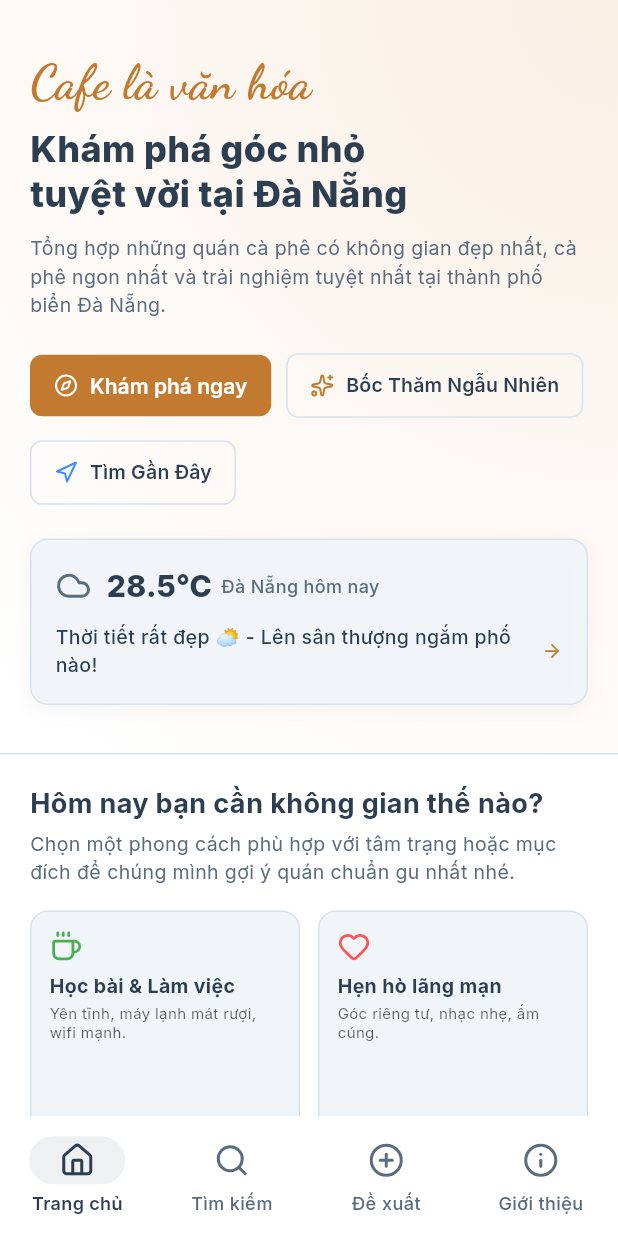
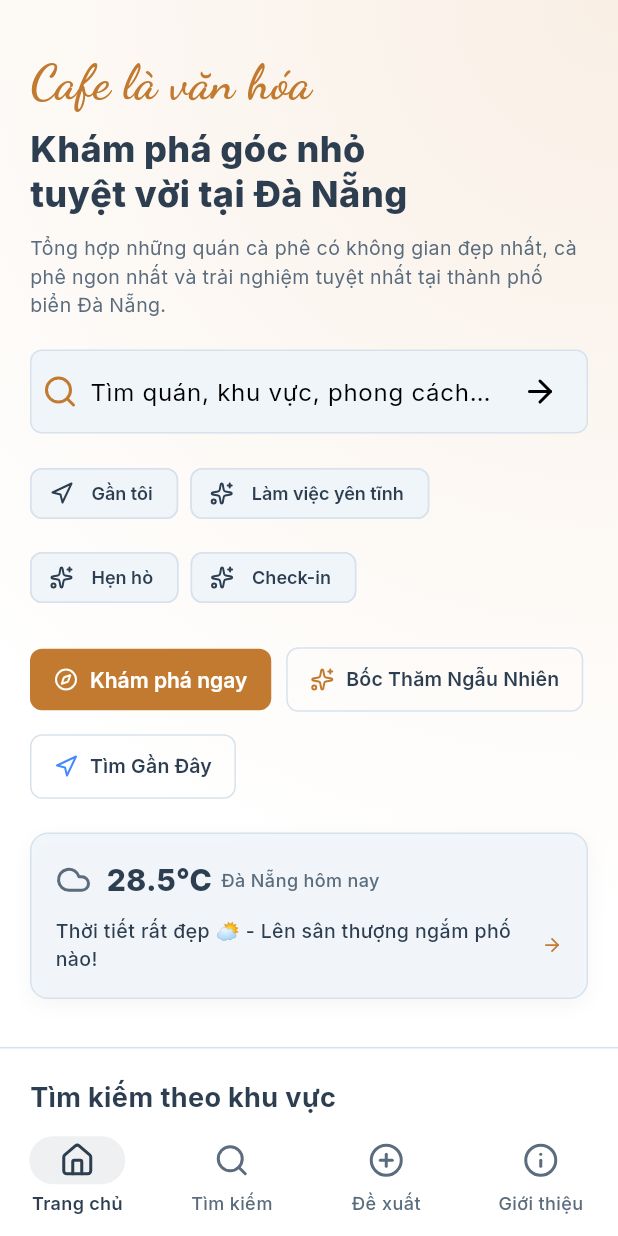
Before and after one commit to thuanvdh/coffee-recommender, a Flutter app: the screen it shows after launch, on a phone screen of 412 x 824 dp. Run offline on Flutter 3.47's test engine with Material 3 defaults, Android fonts, the light colour scheme and no system bars; our stand-ins replace cached_network_image, dio, flutter_lucide, flutter_riverpod, freezed_annotation, geolocator and 4 more; network calls fail.

Commit message:
feat: add search-led discovery home

```diff
--- a/lib/core/router/app_router.dart
+++ b/lib/core/router/app_router.dart
@@ -1,10 +1,10 @@
 import 'package:coffee_recommender/features/home/presentation/screens/home_screen.dart';
 import 'package:coffee_recommender/features/navigation/presentation/main_shell.dart';
+import 'package:coffee_recommender/features/search/domain/models/search_intent.dart';
 import 'package:coffee_recommender/features/search/presentation/screens/search_screen.dart';
 import 'package:coffee_recommender/features/search/presentation/screens/shop_detail_screen.dart';
 import 'package:coffee_recommender/features/suggest/presentation/screens/suggest_screen.dart';
 import 'package:coffee_recommender/features/about/presentation/screens/about_screen.dart';
-import 'package:flutter/material.dart';
 import 'package:go_router/go_router.dart';
 
 final appRouter = GoRouter(
@@ -37,7 +37,12 @@ final appRouter = GoRouter(
         ),
         GoRoute(
           path: '/search',
-          builder: (context, state) => const SearchScreen(),
+          builder: (context, state) {
+            final intent = state.extra is SearchIntent
+                ? state.extra! as SearchIntent
+                : SearchIntent();
+            return SearchScreen(initialIntent: intent);
+          },
         ),
         GoRoute(
           path: '/suggest',
--- /dev/null
+++ b/lib/features/discovery/domain/discovery_intents.dart
@@ -0,0 +1,44 @@
+import 'package:coffee_recommender/features/search/domain/models/search_intent.dart';
+
+class DiscoveryPreset {
+  DiscoveryPreset({
+    required this.id,
+    required this.label,
+    required this.intent,
+  });
+
+  final String id;
+  final String label;
+  final SearchIntent intent;
+}
+
+class DiscoveryIntents {
+  DiscoveryIntents._();
+
+  static List<DiscoveryPreset> get presets => [
+        DiscoveryPreset(
+          id: 'near_me',
+          label: 'Gần tôi',
+          intent: SearchIntent(nearMe: true),
+        ),
+        DiscoveryPreset(
+          id: 'work_quiet_aircon',
+          label: 'Làm việc yên tĩnh',
+          intent: SearchIntent(
+            purposeTags: ['Làm việc'],
+            spaceTags: ['Yên tĩnh'],
+            amenityTags: ['Máy lạnh'],
+          ),
+        ),
+        DiscoveryPreset(
+          id: 'date_night',
+          label: 'Hẹn hò',
+          intent: SearchIntent(purposeTags: ['Hẹn hò']),
+        ),
+        DiscoveryPreset(
+          id: 'check_in',
+          label: 'Check-in',
+          intent: SearchIntent(purposeTags: ['Check-in']),
+        ),
+      ];
+}
--- /dev/null
+++ b/lib/features/discovery/presentation/controllers/discovery_controller.dart
@@ -0,0 +1,19 @@
+import 'package:coffee_recommender/features/discovery/domain/discovery_intents.dart';
+import 'package:coffee_recommender/features/search/domain/models/search_intent.dart';
+
+class DiscoveryController {
+  DiscoveryController({
+    List<DiscoveryPreset>? presets,
+  }) : presets = presets ?? DiscoveryIntents.presets;
+
+  final List<DiscoveryPreset> presets;
+
+  SearchIntent? intentFor(String presetId) {
+    for (final preset in presets) {
+      if (preset.id == presetId) {
+        return preset.intent;
+      }
+    }
+    return null;
+  }
+}
--- a/lib/features/home/presentation/screens/home_screen.dart
+++ b/lib/features/home/presentation/screens/home_screen.dart
@@ -8,7 +8,9 @@ import 'package:google_fonts/google_fonts.dart';
 import 'package:geolocator/geolocator.dart';
 import 'package:flutter_lucide/flutter_lucide.dart';
 import 'package:coffee_recommender/core/theme/app_colors.dart';
+import 'package:coffee_recommender/features/discovery/presentation/controllers/discovery_controller.dart';
 import 'package:coffee_recommender/features/home/presentation/widgets/weather_widget.dart';
+import 'package:coffee_recommender/features/search/domain/models/search_intent.dart';
 import 'package:coffee_recommender/features/search/presentation/providers/search_notifier.dart';
 import 'package:coffee_recommender/features/search/data/models/coffee_shop.dart';
 import 'package:coffee_recommender/features/search/presentation/widgets/shop_card.dart';
@@ -42,6 +44,8 @@ class HomeScreen extends ConsumerStatefulWidget {
 }
 
 class _HomeScreenState extends ConsumerState<HomeScreen> {
+  final _searchController = TextEditingController();
+  final _discoveryController = DiscoveryController();
   bool _shuffling = false;
   String _shuffledName = '';
   Timer? _shuffleTimer;
@@ -49,7 +53,15 @@ class _HomeScreenState extends ConsumerState<HomeScreen> {
   @override
   void dispose() {
     _shuffleTimer?.cancel();
+    _searchController.dispose();
     super.dispose();
+  }
+
+  void _submitSearch(String query) {
+    final trimmed = query.trim();
+    if (trimmed.isEmpty) return;
+
+    context.go('/search', extra: SearchIntent(query: trimmed));
   }
 
   Future<void> _handleNearMe() async {
@@ -57,28 +69,28 @@ class _HomeScreenState extends ConsumerState<HomeScreen> {
     LocationPermission permission;
 
     serviceEnabled = await Geolocator.isLocationServiceEnabled();
+    if (!mounted) return;
     if (!serviceEnabled) {
       ScaffoldMessenger.of(context).showSnackBar(
-        const SnackBar(content: Text('Dịch vụ định vị GPS đang tắt.'))
-      );
+          const SnackBar(content: Text('Dịch vụ định vị GPS đang tắt.')));
       return;
     }
 
     permission = await Geolocator.checkPermission();
+    if (!mounted) return;
     if (permission == LocationPermission.denied) {
       permission = await Geolocator.requestPermission();
+      if (!mounted) return;
       if (permission == LocationPermission.denied) {
         ScaffoldMessenger.of(context).showSnackBar(
-          const SnackBar(content: Text('Quyền định vị GPS bị từ chối.'))
-        );
+            const SnackBar(content: Text('Quyền định vị GPS bị từ chối.')));
         return;
       }
     }
 
     if (permission == LocationPermission.deniedForever) {
-      ScaffoldMessenger.of(context).showSnackBar(
-        const SnackBar(content: Text('Quyền định vị GPS bị từ chối vĩnh viễn.'))
-      );
+      ScaffoldMessenger.of(context).showSnackBar(const SnackBar(
+          content: Text('Quyền định vị GPS bị từ chối vĩnh viễn.')));
       return;
     }
 
@@ -87,11 +99,19 @@ class _HomeScreenState extends ConsumerState<HomeScreen> {
         desiredAccuracy: LocationAccuracy.high,
         timeLimit: const Duration(seconds: 5),
       );
-      context.go('/search?lat=${position.latitude}&lon=${position.longitude}');
+      if (!mounted) return;
+      context.go(
+        '/search',
+        extra: SearchIntent(
+          nearMe: true,
+          latitude: position.latitude,
+          longitude: position.longitude,
+        ),
+      );
     } catch (e) {
+      if (!mounted) return;
       ScaffoldMessenger.of(context).showSnackBar(
-        const SnackBar(content: Text('Không thể lấy vị trí hiện tại.'))
-      );
+          const SnackBar(content: Text('Không thể lấy vị trí hiện tại.')));
     }
   }
 
@@ -108,6 +128,7 @@ class _HomeScreenState extends ConsumerState<HomeScreen> {
         _shuffledName = 'Đang tải danh sách...';
       });
       await notifier.fetchShops();
+      if (!mounted) return;
       shops = ref.read(searchNotifierProvider).shops;
     }
 
@@ -116,8 +137,7 @@ class _HomeScreenState extends ConsumerState<HomeScreen> {
         _shuffling = false;
       });
       ScaffoldMessenger.of(context).showSnackBar(
-        const SnackBar(content: Text('Không có dữ liệu quán cà phê.'))
-      );
+          const SnackBar(content: Text('Không có dữ liệu quán cà phê.')));
       return;
     }
 
@@ -157,11 +177,11 @@ class _HomeScreenState extends ConsumerState<HomeScreen> {
 
   void _handleWeatherRecommendation(double temp, int code) {
     if (code >= 51 && code <= 67) {
-      context.go('/search?space=Trong+nhà');
+      context.go('/search', extra: SearchIntent(spaceTags: ['Trong nhà']));
     } else if (temp > 30.0) {
-      context.go('/search?amenity=Máy+lạnh');
+      context.go('/search', extra: SearchIntent(amenityTags: ['Máy lạnh']));
     } else {
-      context.go('/search?space=Sân+thượng');
+      context.go('/search', extra: SearchIntent(spaceTags: ['Sân thượng']));
     }
   }
 
@@ -171,12 +191,15 @@ class _HomeScreenState extends ConsumerState<HomeScreen> {
     final searchState = ref.watch(searchNotifierProvider);
     final isDark = Theme.of(context).brightness == Brightness.dark;
 
-    final primaryColor = isDark ? AppColors.darkPrimary : AppColors.lightPrimary;
+    final primaryColor =
+        isDark ? AppColors.darkPrimary : AppColors.lightPrimary;
     final accentColor = isDark ? AppColors.darkAccent : AppColors.lightAccent;
-    final textLightColor = isDark ? AppColors.darkTextLight : AppColors.lightTextLight;
+    final textLightColor =
+        isDark ? AppColors.darkTextLight : AppColors.lightTextLight;
     final cardBgColor = isDark ? AppColors.darkBgLight : AppColors.lightBgLight;
     final borderColor = isDark ? AppColors.darkBorder : AppColors.lightBorder;
-    final sectionBgColor = isDark ? AppColors.darkBgSection : AppColors.lightBgSection;
+    final sectionBgColor =
+        isDark ? AppColors.darkBgSection : AppColors.lightBgSection;
 
     return Scaffold(
       body: SafeArea(
@@ -187,11 +210,14 @@ class _HomeScreenState extends ConsumerState<HomeScreen> {
               // 1. Hero Banner with Radial Background Style
               Container(
                 width: double.infinity,
-                padding: const EdgeInsets.symmetric(horizontal: 20.0, vertical: 32.0),
+                padding: const EdgeInsets.symmetric(
+                    horizontal: 20.0, vertical: 32.0),
                 decoration: BoxDecoration(
                   gradient: RadialGradient(
                     colors: [
-                      isDark ? const Color(0xFF2C241D) : const Color(0xFFF9EFE5),
+                      isDark
+                          ? const Color(0xFF2C241D)
+                          : const Color(0xFFF9EFE5),
                       isDark ? AppColors.darkBg : AppColors.lightBg,
                     ],
                     center: Alignment.topRight,
@@ -232,6 +258,61 @@ class _HomeScreenState extends ConsumerState<HomeScreen> {
                       ),
                     ),
                     const SizedBox(height: 20),
+                    SearchBar(
+                      controller: _searchController,
+                      hintText: 'Tìm quán, khu vực, phong cách...',
+                      leading: Icon(LucideIcons.search, color: accentColor),
+                      trailing: [
+                        IconButton(
+                          tooltip: 'Tìm kiếm',
+                          icon: const Icon(LucideIcons.arrow_right),
+                          onPressed: () =>
+                              _submitSearch(_searchController.text),
+                        ),
+                      ],
+                      onSubmitted: _submitSearch,
+                      backgroundColor: WidgetStatePropertyAll(cardBgColor),
+                      side: WidgetStatePropertyAll(
+                        BorderSide(color: borderColor),
+                      ),
+                      elevation: const WidgetStatePropertyAll(0),
+                      shape: WidgetStatePropertyAll(
+                        RoundedRectangleBorder(
+                          borderRadius: BorderRadius.circular(8),
+                        ),
+                      ),
+                    ),
+                    const SizedBox(height: 16),
+                    Wrap(
+                      spacing: 8,
+                      runSpacing: 8,
+                      children: [
+                        for (final preset in _discoveryController.presets)
+                          ActionChip(
+                            label: Text(preset.label),
+                            avatar: Icon(
+                              preset.id == 'near_me'
+                                  ? LucideIcons.navigation
+                                  : LucideIcons.sparkles,
+                              size: 16,
+                            ),
+                            onPressed: () {
+                              context.go('/search', extra: preset.intent);
+                            },
+                            backgroundColor: cardBgColor,
+                            side: BorderSide(color: borderColor),
+                            shape: RoundedRectangleBorder(
+                              borderRadius: BorderRadius.circular(8),
+                            ),
+                            labelStyle: GoogleFonts.inter(
+                              color: primaryColor,
+                              fontSize: 12,
+                              fontWeight: FontWeight.w600,
+                            ),
+                          ),
+                      ],
+                    ),
+                    const SizedBox(height: 20),
 
                     // Quick Actions
                     Wrap(
@@ -244,7 +325,8 @@ class _HomeScreenState extends ConsumerState<HomeScreen> {
                           label: const Text('Khám phá ngay'),
                           style: ElevatedButton.styleFrom(
                             backgroundColor: accentColor,
-                            foregroundColor: isDark ? AppColors.darkBg : Colors.white,
+                            foregroundColor:
+                                isDark ? AppColors.darkBg : Colors.white,
                           ),
                         ),
                         OutlinedButton.icon(
@@ -267,12 +349,14 @@ class _HomeScreenState extends ConsumerState<HomeScreen> {
                             shape: RoundedRectangleBorder(
                               borderRadius: BorderRadius.circular(8.0),
                             ),
-                            padding: const EdgeInsets.symmetric(horizontal: 16.0, vertical: 12.0),
+                            padding: const EdgeInsets.symmetric(
+                                horizontal: 16.0, vertical: 12.0),
                           ),
                         ),
                         OutlinedButton.icon(
                           onPressed: _handleNearMe,
-                          icon: const Icon(LucideIcons.navigation, size: 16, color: Colors.blueAccent),
+                          icon: const Icon(LucideIcons.navigation,
+                              size: 16, color: Colors.blueAccent),
                           label: Text(
                             'Tìm Gần Đây',
                             style: GoogleFonts.inter(
@@ -286,7 +370,8 @@ class _HomeScreenState extends ConsumerState<HomeScreen> {
                             shape: RoundedRectangleBorder(
                               borderRadius: BorderRadius.circular(8.0),
                             ),
-                            padding: const EdgeInsets.symmetric(horizontal: 16.0, vertical: 12.0),
+                            padding: const EdgeInsets.symmetric(
+                                horizontal: 16.0, vertical: 12.0),
                           ),
                         ),
                       ],
@@ -319,76 +404,12 @@ class _HomeScreenState extends ConsumerState<HomeScreen> {
                 ),
               ),
 
-              // 2. Mood Explorer (Quick Quiz Section)
-              Padding(
-                padding: const EdgeInsets.all(20.0),
-                child: Column(
-                  crossAxisAlignment: CrossAxisAlignment.start,
-                  children: [
-                    Text(
-                      'Hôm nay bạn cần không gian thế nào?',
-                      style: GoogleFonts.inter(
-                        fontSize: 18,
-                        fontWeight: FontWeight.bold,
-                        color: primaryColor,
-                      ),
-                    ),
-                    const SizedBox(height: 4),
-                    Text(
-                      'Chọn một phong cách phù hợp với tâm trạng hoặc mục đích để chúng mình gợi ý quán chuẩn gu nhất nhé.',
-                      style: GoogleFonts.inter(
-                        fontSize: 13,
-                        color: textLightColor,
-                      ),
-                    ),
-                    const SizedBox(height: 16),
-                    GridView.count(
-                      crossAxisCount: 2,
-                      shrinkWrap: true,
-                      physics: const NeverScrollableScrollPhysics(),
-                      crossAxisSpacing: 12.0,
-                      mainAxisSpacing: 12.0,
-                      childAspectRatio: 1.15,
-                                            children: [
-                        const _MoodCard(
-                          title: 'Học bài & Làm việc',
-                          desc: 'Yên tĩnh, máy lạnh mát rượi, wifi mạnh.',
-                          icon: LucideIcons.coffee,
-                          iconColor: Colors.green,
-                          path: '/search?purpose=Ngồi+làm+việc&amenity=Máy+lạnh',
-                        ),
-                        const _MoodCard(
-                          title: 'Hẹn hò lãng mạn',
-                          desc: 'Góc riêng tư, nhạc nhẹ, ấm cúng.',
-                          icon: LucideIcons.heart,
-                          iconColor: Colors.redAccent,
-                          path: '/search?purpose=Không+gian+riêng+tư&space=Trong+nhà',
-                        ),
-                        const _MoodCard(
-                          title: 'Tụ tập bạn bè',
-                          desc: 'Ngoài trời thoáng đãng, vỉa hè rộng rãi.',
-                          icon: LucideIcons.users,
-                          iconColor: Colors.blueAccent,
-                          path: '/search?purpose=Tụ+tập+bạn+bè&space=Ngoài+trời',
-                        ),
-                        const _MoodCard(
-                          title: 'Check-in sống ảo',
-                          desc: 'Decor xinh xắn, view sông biển đẹp.',
-                          icon: LucideIcons.sparkles,
-                          iconColor: Colors.amber,
-                          path: '/search?space=View+hoàng+hôn',
-                        ),
-                      ],
-                    ),
-                  ],
-                ),
-              ),
-
-              // 3. New Shops Section
+              // 2. New Shops Section
               if (searchState.shops.isNotEmpty) ...[
                 Container(
                   color: sectionBgColor,
-                  padding: const EdgeInsets.symmetric(vertical: 24.0, horizontal: 20.0),
+                  padding: const EdgeInsets.symmetric(
+                      vertical: 24.0, horizontal: 20.0),
                   child: Column(
                     crossAxisAlignment: CrossAxisAlignment.start,
                     children: [
@@ -420,7 +441,10 @@ class _HomeScreenState extends ConsumerState<HomeScreen> {
                             onPressed: () => context.go('/search?status=new'),
                             child: Row(
                               children: [
-                                Text('Xem tất cả', style: GoogleFonts.inter(color: accentColor, fontWeight: FontWeight.w600)),
+                                Text('Xem tất cả',
+                                    style: GoogleFonts.inter(
+                                        color: accentColor,
+                                        fontWeight: FontWeight.w600)),
                                 const Icon(LucideIcons.chevron_right, size: 16),
                               ],
                             ),
@@ -516,7 +540,7 @@ class _DistrictCard extends StatelessWidget {
 
     return InkWell(
       onTap: () {
-        context.go('/search?district=${Uri.encodeComponent(district)}');
+        context.go('/search', extra: SearchIntent(district: district));
       },
       borderRadius: BorderRadius.circular(10),
       child: Container(
@@ -545,72 +569,3 @@ class _DistrictCard extends StatelessWidget {
     );
   }
 }
-
-class _MoodCard extends StatelessWidget {
-  const _MoodCard({
-    required this.title,
-    required this.desc,
-    required this.icon,
-    required this.iconColor,
-    required this.path,
-  });
-
-  final String title;
-  final String desc;
-  final IconData icon;
-  final Color iconColor;
-  final String path;
-
-  @override
-  Widget build(BuildContext context) {
-    final theme = Theme.of(context);
-    final isDark = theme.brightness == Brightness.dark;
-    final primaryColor = isDark ? AppColors.darkPrimary : AppColors.lightPrimary;
-    final cardBgColor = isDark ? AppColors.darkBgLight : AppColors.lightBgLight;
-    final borderColor = isDark ? AppColors.darkBorder : AppColors.lightBorder;
-
-    return InkWell(
-      onTap: () => context.go(path),
-      borderRadius: BorderRadius.circular(12.0),
-      child: Container(
-        padding: const EdgeInsets.all(12.0),
-        decoration: BoxDecoration(
-          color: cardBgColor,
-          borderRadius: BorderRadius.circular(12.0),
-          border: Border.all(color: borderColor),
-        ),
-        child: Column(
-          crossAxisAlignment: CrossAxisAlignment.start,
-          mainAxisAlignment: MainAxisAlignment.center,
-          children: [
-            Icon(icon, color: iconColor, size: 22.0),
-            const SizedBox(height: 6.0),
-            Text(
-              title,
-              style: GoogleFonts.inter(
-                fontWeight: FontWeight.bold,
-                fontSize: 13.0,
-                color: primaryColor,
-              ),
-              maxLines: 1,
-              overflow: TextOverflow.ellipsis,
-            ),
-            const SizedBox(height: 2.0),
-            Expanded(
-              child: Text(
-                desc,
-                style: GoogleFonts.inter(
-                  color: theme.colorScheme.onSurface.withOpacity(0.65),
-                  fontSize: 10.0,
-                  height: 1.3,
-                ),
-                maxLines: 2,
-                overflow: TextOverflow.ellipsis,
-              ),
-            ),
-          ],
-        ),
-      ),
-    );
-  }
-}
--- a/lib/features/search/presentation/screens/search_screen.dart
+++ b/lib/features/search/presentation/screens/search_screen.dart
@@ -1,11 +1,35 @@
 import 'package:flutter/material.dart';
 import 'package:flutter_riverpod/flutter_riverpod.dart';
+import 'package:coffee_recommender/features/search/domain/models/search_intent.dart';
 import 'package:coffee_recommender/features/search/presentation/providers/search_notifier.dart';
 import 'package:coffee_recommender/features/search/presentation/widgets/shop_card.dart';
 import 'package:coffee_recommender/features/search/presentation/widgets/filter_bottom_sheet.dart';
 
-class SearchScreen extends ConsumerWidget {
-  const SearchScreen({super.key});
+class SearchScreen extends ConsumerStatefulWidget {
+  const SearchScreen({
+    super.key,
+    this.initialIntent,
+  });
+
+  final SearchIntent? initialIntent;
+
+  @override
+  ConsumerState<SearchScreen> createState() => _SearchScreenState();
+}
+
+class _SearchScreenState extends ConsumerState<SearchScreen> {
+  @override
+  void initState() {
+    super.initState();
+
+    final initialIntent = widget.initialIntent;
+    if (initialIntent != null && initialIntent != SearchIntent()) {
+      WidgetsBinding.instance.addPostFrameCallback((_) {
+        if (!mounted) return;
+        ref.read(searchNotifierProvider.notifier).search(initialIntent);
+      });
+    }
+  }
 
   void _showFilterBottomSheet(BuildContext context) {
     showModalBottomSheet(
@@ -17,10 +41,9 @@ class SearchScreen extends ConsumerWidget {
   }
 
   @override
-  Widget build(BuildContext context, WidgetRef ref) {
+  Widget build(BuildContext context) {
     final state = ref.watch(searchNotifierProvider);
     final notifier = ref.read(searchNotifierProvider.notifier);
-    final theme = Theme.of(context);
 
     // List of active filters
     final activeFilters = <String>[];
@@ -110,11 +133,13 @@ class SearchScreen extends ConsumerWidget {
               child: state.isLoading && state.shops.isEmpty
                   ? const Center(child: CircularProgressIndicator())
                   : state.error != null && state.shops.isEmpty
-                      ? _buildErrorView(context, state.error ?? 'Đã xảy ra lỗi', notifier)
+                      ? _buildErrorView(
+                          context, state.error ?? 'Đã xảy ra lỗi', notifier)
                       : state.shops.isEmpty
                           ? _buildEmptyView(context)
                           : ListView.builder(
-                              padding: const EdgeInsets.symmetric(horizontal: 16.0),
+                              padding:
+                                  const EdgeInsets.symmetric(horizontal: 16.0),
                               itemCount: state.shops.length,
                               itemBuilder: (context, index) {
                                 final shop = state.shops[index];
@@ -156,7 +181,8 @@ class SearchScreen extends ConsumerWidget {
     );
   }
 
-  Widget _buildErrorView(BuildContext context, String error, SearchNotifier notifier) {
+  Widget _buildErrorView(
+      BuildContext context, String error, SearchNotifier notifier) {
     final theme = Theme.of(context);
     return ListView(
       physics: const AlwaysScrollableScrollPhysics(),
```
Also changed, not shown: 2 other files.
